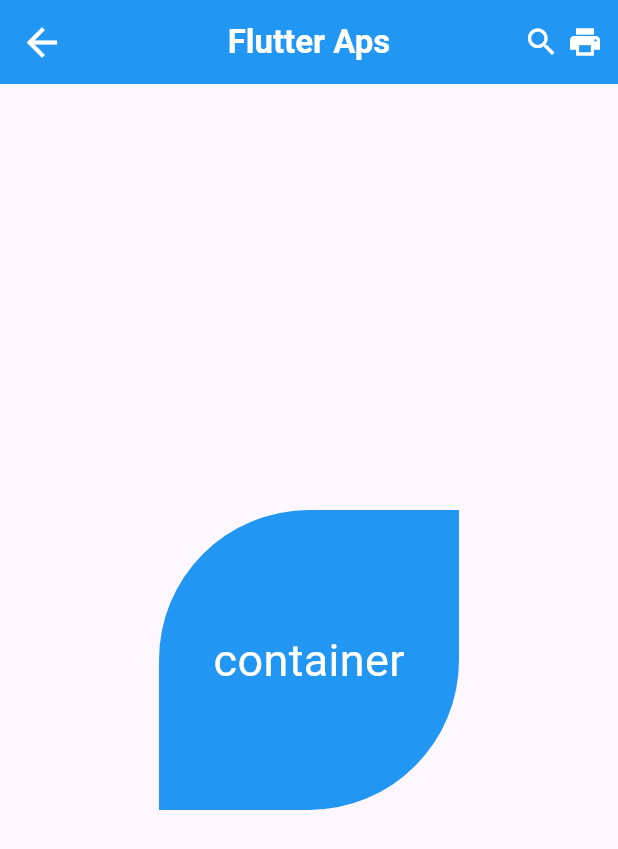
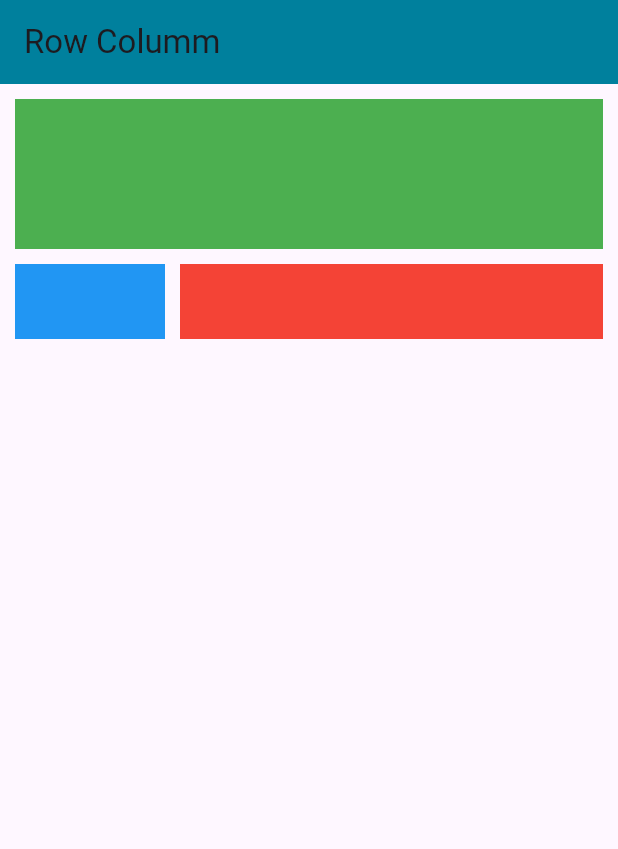
Before and after one commit to Krishnakm51/flutters, a Flutter app: the screen it shows after launch, on a phone screen of 412 x 824 dp. Shown: the top 849 px of the screen. Run offline on Flutter 3.47's test engine with Material 3 defaults, Android fonts, the phone set to English and light mode, and no system bars.

Commit message:
Layout Design

```diff
--- /dev/null
+++ b/lib/layout.dart
@@ -0,0 +1,53 @@
+import 'package:flutter/material.dart';
+
+class layout extends StatefulWidget {
+  const layout({super.key});
+
+  @override
+  State<layout> createState() => _layoutState();
+}
+
+class _layoutState extends State<layout> {
+  @override
+  Widget build(BuildContext context) {
+    Size size=MediaQuery.of(context).size;
+    return Scaffold(
+      appBar: AppBar(
+        title: Text("Row Columm"),
+        backgroundColor: Color(0xff00809D),
+      ),
+      body: Padding(
+        padding: const EdgeInsets.all(10.0),
+        child: Container(
+
+            child: Column(
+              children: [
+                  Container(
+                    height: 100.0,
+                    width: size.width,
+                    color: Colors.green,
+                  ),
+                SizedBox(height: 10.0),
+                Row(
+                  children: [
+                    Container(
+                      height: 50.0,
+                      width: 100.0,
+                      color: Colors.blue,
+                    ),
+                    SizedBox(width: 10.0),
+                    Expanded(
+                      child: Container(
+                        height: 50.0,
+                        color: Colors.red,
+                      ),
+                    )
+                  ],
+                )
+              ],
+            )
+        ),
+      ),
+    );
+  }
+}
--- a/lib/main.dart
+++ b/lib/main.dart
@@ -1,6 +1,11 @@
 import 'package:flutter/material.dart';
 import 'package:flutters/homepage.dart';
 import 'package:flutters/home.dart';
+import 'package:flutters/homePage1.dart';
+import 'package:flutters/layout.dart';
+import 'package:flutters/rowColumm.dart';
+import 'package:flutters/rowColumm1.dart';
+import 'package:flutters/layout.dart';
 
 
 void main() {
@@ -15,7 +20,11 @@ class MyApp extends StatelessWidget {
     return MaterialApp(
       debugShowCheckedModeBanner: false,
       //home: HomePage(),
-      home: Home(),
+      // home: Home(),
+      //home: homepage1(),
+      //home: rowColumm(),
+      //home: rowColumm1(),
+      home: layout(),
     );
   }
 }
```
Also changed, not shown: lib/homePage1.dart (+69 -0 lines), lib/rowColumm.dart (added, +71 -0 lines), lib/rowColumm1.dart (added, +53 -0 lines).
